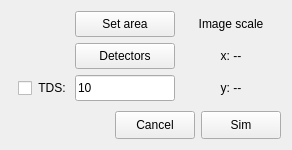
Before: the Qt Designer form src/gui/frames/stemframe.ui in JJPPeters/clTEM, drawn with Qt 5.
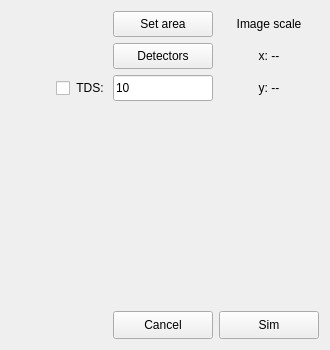
After: the same form once the commit is applied.

Commit message: Fixed general layout issues

What changed in the file:
```diff
--- a/src/gui/frames/stemframe.ui
+++ b/src/gui/frames/stemframe.ui
@@ -6,14 +6,14 @@
    <rect>
     <x>0</x>
     <y>0</y>
-    <width>292</width>
-    <height>150</height>
+    <width>330</width>
+    <height>350</height>
    </rect>
   </property>
   <property name="windowTitle">
    <string>Form</string>
   </property>
-  <layout class="QGridLayout" name="gridLayout" rowstretch="1,1,1,0,1" columnstretch="0,0,0" rowminimumheight="0,0,0,0,0" columnminimumwidth="50,100,100">
+  <layout class="QGridLayout" name="gridLayout" rowstretch="0,0,0,1,0" columnstretch="1,1,1" rowminimumheight="0,0,0,0,0" columnminimumwidth="75,100,100">
    <item row="2" column="1">
     <widget class="QLineEdit" name="edtTds">
      <property name="sizePolicy">
@@ -50,7 +50,7 @@
      <property name="sizeHint" stdset="0">
       <size>
        <width>20</width>
-       <height>65</height>
+       <height>0</height>
       </size>
      </property>
     </spacer>
@@ -206,7 +206,7 @@
        </property>
        <property name="minimumSize">
         <size>
-         <width>0</width>
+         <width>100</width>
          <height>28</height>
         </size>
        </property>
@@ -231,7 +231,7 @@
        </property>
        <property name="minimumSize">
         <size>
-         <width>0</width>
+         <width>100</width>
          <height>28</height>
         </size>
        </property>
```
The commit also changes 6 other files.
